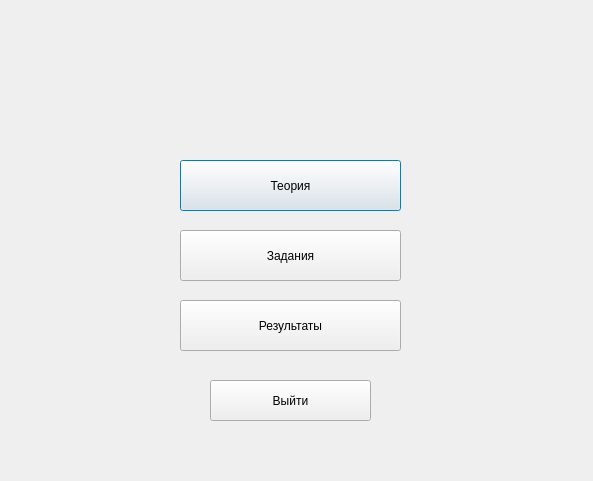
This is userwindow.ui in icspero/3-semester-CourseWork_Client as Qt 5 draws it before an edit. The edited form follows.
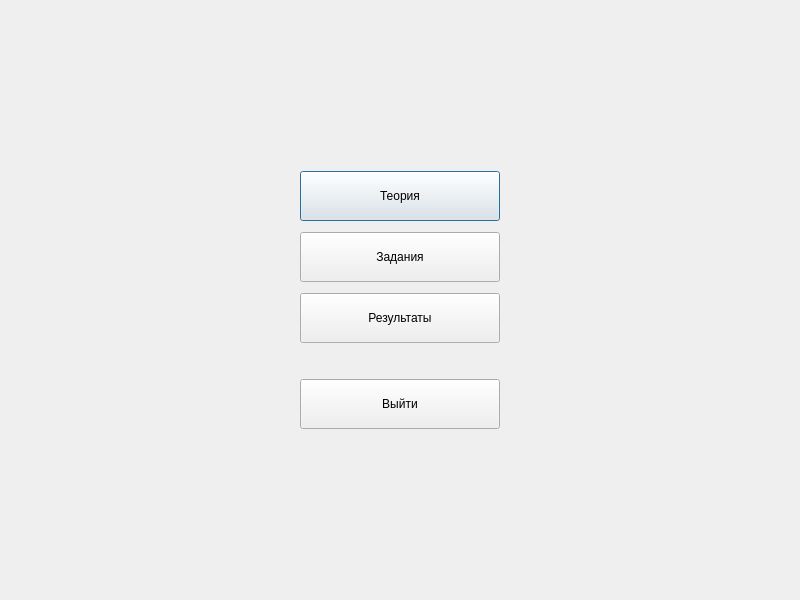
This is the edited form.

The edit to the form file:
```diff
--- a/userwindow.ui
+++ b/userwindow.ui
@@ -6,65 +6,145 @@
    <rect>
     <x>0</x>
     <y>0</y>
-    <width>593</width>
-    <height>481</height>
+    <width>800</width>
+    <height>600</height>
    </rect>
   </property>
   <property name="windowTitle">
    <string>Dialog</string>
   </property>
+  <layout class="QVBoxLayout" name="verticalLayout">
+   <item alignment="Qt::AlignHCenter|Qt::AlignVCenter">
+    <widget class="QWidget" name="widget" native="true">
+     <layout class="QVBoxLayout" name="verticalLayout_2">
+      <item>
   <widget class="QPushButton" name="pushButton">
-   <property name="geometry">
-    <rect>
-     <x>180</x>
-     <y>160</y>
-     <width>221</width>
-     <height>51</height>
-    </rect>
+        <property name="sizePolicy">
+         <sizepolicy hsizetype="Fixed" vsizetype="Fixed">
+          <horstretch>0</horstretch>
+          <verstretch>0</verstretch>
+         </sizepolicy>
+        </property>
+        <property name="minimumSize">
+         <size>
+          <width>200</width>
+          <height>50</height>
+         </size>
    </property>
    <property name="text">
     <string>Теория</string>
    </property>
   </widget>
+      </item>
+      <item>
+       <spacer name="verticalSpacer">
+        <property name="orientation">
+         <enum>Qt::Vertical</enum>
+        </property>
+        <property name="sizeType">
+         <enum>QSizePolicy::Fixed</enum>
+        </property>
+        <property name="sizeHint" stdset="0">
+         <size>
+          <width>20</width>
+          <height>5</height>
+         </size>
+        </property>
+       </spacer>
+      </item>
+      <item>
   <widget class="QPushButton" name="pushButton_2">
-   <property name="geometry">
-    <rect>
-     <x>180</x>
-     <y>230</y>
-     <width>221</width>
-     <height>51</height>
-    </rect>
+        <property name="sizePolicy">
+         <sizepolicy hsizetype="Fixed" vsizetype="Fixed">
+          <horstretch>0</horstretch>
+          <verstretch>0</verstretch>
+         </sizepolicy>
+        </property>
+        <property name="minimumSize">
+         <size>
+          <width>200</width>
+          <height>50</height>
+         </size>
    </property>
    <property name="text">
     <string>Задания</string>
    </property>
   </widget>
-  <widget class="QPushButton" name="pushButton_3">
-   <property name="geometry">
-    <rect>
-     <x>210</x>
-     <y>380</y>
-     <width>161</width>
-     <height>41</height>
-    </rect>
-   </property>
-   <property name="text">
-    <string>Выйти</string>
-   </property>
-  </widget>
+      </item>
+      <item>
+       <spacer name="verticalSpacer_2">
+        <property name="orientation">
+         <enum>Qt::Vertical</enum>
+        </property>
+        <property name="sizeType">
+         <enum>QSizePolicy::Fixed</enum>
+        </property>
+        <property name="sizeHint" stdset="0">
+         <size>
+          <width>20</width>
+          <height>5</height>
+         </size>
+        </property>
+       </spacer>
+      </item>
+      <item>
   <widget class="QPushButton" name="pushButton_4">
-   <property name="geometry">
-    <rect>
-     <x>180</x>
-     <y>300</y>
-     <width>221</width>
-     <height>51</height>
-    </rect>
+        <property name="sizePolicy">
+         <sizepolicy hsizetype="Fixed" vsizetype="Fixed">
+          <horstretch>0</horstretch>
+          <verstretch>0</verstretch>
+         </sizepolicy>
+        </property>
+        <property name="minimumSize">
+         <size>
+          <width>200</width>
+          <height>50</height>
+         </size>
    </property>
    <property name="text">
     <string>Результаты</string>
    </property>
   </widget>
+      </item>
+      <item>
+       <spacer name="verticalSpacer_3">
+        <property name="orientation">
+         <enum>Qt::Vertical</enum>
+        </property>
+        <property name="sizeType">
+         <enum>QSizePolicy::Fixed</enum>
+        </property>
+        <property name="sizeHint" stdset="0">
+         <size>
+          <width>20</width>
+          <height>30</height>
+         </size>
+        </property>
+       </spacer>
+      </item>
+      <item>
+       <widget class="QPushButton" name="pushButton_3">
+        <property name="sizePolicy">
+         <sizepolicy hsizetype="Fixed" vsizetype="Fixed">
+          <horstretch>0</horstretch>
+          <verstretch>0</verstretch>
+         </sizepolicy>
+        </property>
+        <property name="minimumSize">
+         <size>
+          <width>200</width>
+          <height>50</height>
+         </size>
+        </property>
+        <property name="text">
+         <string>Выйти</string>
+        </property>
+       </widget>
+      </item>
+     </layout>
+    </widget>
+   </item>
+  </layout>
  </widget>
  <resources/>
  <connections/>
```
Left out of the diff: 2 changed lines with no effect on the pictures. Lines whose indentation alone changed are shown as unchanged.
